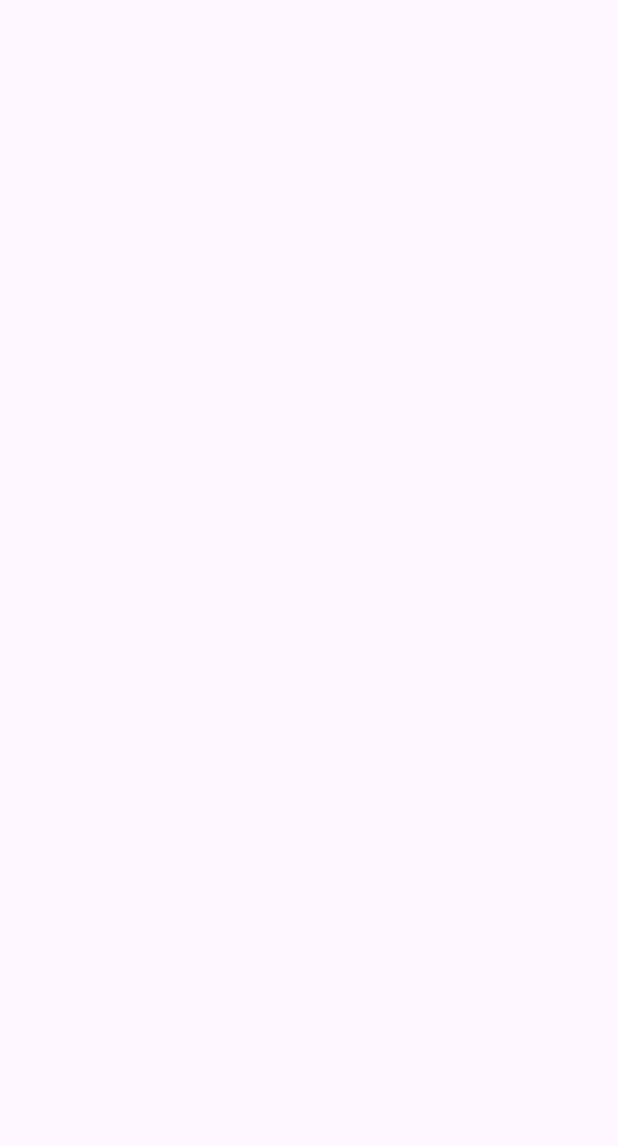
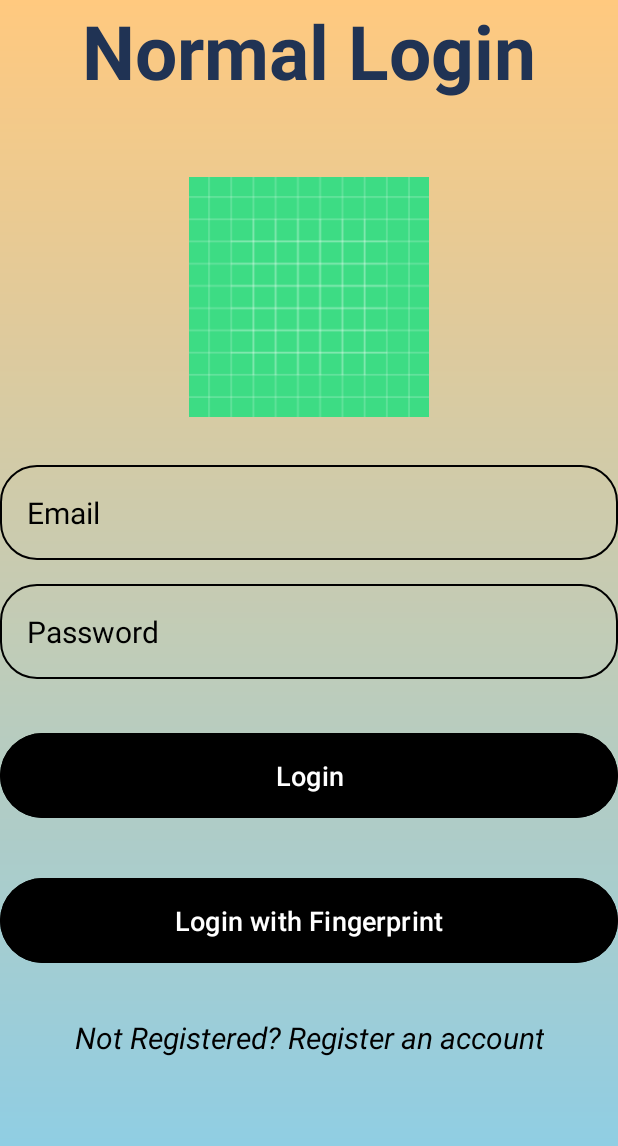
Before and after one commit to tkDev0101/OPSC7312-Semester-2-App-Projects, an Android app: the LoginActivity screen opened directly, with no data from a screen before it, on a phone screen of 412 x 824 dp. Before the commit the part shown is empty. Shown: the top 1146 px of the screen. Run offline under Robolectric (Android 15) with nearby library versions, the phone set to English and light mode, and no system bars.

Commit message:
code update

```diff
--- /dev/null
+++ b/OPSC7312POEPart1Demo/app/src/main/res/drawable/login_background.xml
@@ -0,0 +1,10 @@
+<?xml version="1.0" encoding="utf-8"?>
+<shape xmlns:android="http://schemas.android.com/apk/res/android">
+
+
+    <gradient android:type="linear"
+        android:angle="100"
+        android:endColor="#87CEEB"
+        android:startColor="#ffc97f"/>
+
+</shape>
--- /dev/null
+++ b/OPSC7312POEPart1Demo/app/src/main/res/drawable/rounded_corner.xml
@@ -0,0 +1,12 @@
+<?xml version="1.0" encoding="utf-8"?>
+<shape xmlns:android="http://schemas.android.com/apk/res/android"
+
+    android:shape="rectangle">
+
+    <corners android:radius="24dp"/>
+    <stroke android:width="1dip" android:color="@color/black"/>
+
+
+
+
+</shape>
--- a/OPSC7312POEPart1Demo/app/src/main/res/layout/activity_login.xml
+++ b/OPSC7312POEPart1Demo/app/src/main/res/layout/activity_login.xml
@@ -1,9 +1,109 @@
 <?xml version="1.0" encoding="utf-8"?>
-<androidx.constraintlayout.widget.ConstraintLayout xmlns:android="http://schemas.android.com/apk/res/android"
+<RelativeLayout
+    xmlns:android="http://schemas.android.com/apk/res/android"
     xmlns:app="http://schemas.android.com/apk/res-auto"
     xmlns:tools="http://schemas.android.com/tools"
     android:layout_width="match_parent"
     android:layout_height="match_parent"
+    android:background="@drawable/login_background"
     tools:context=".LoginActivity">
 
-</androidx.constraintlayout.widget.ConstraintLayout>
+    <TextView
+        android:id="@+id/title_tv"
+        android:layout_width="match_parent"
+        android:layout_height="wrap_content"
+        android:gravity="center"
+        android:text="Normal Login"
+        android:textStyle="bold"
+        android:typeface="serif"
+        android:textSize="50sp"
+        android:textColor="#203354"
+        android:fontFamily="tahoma"/>
+
+
+
+    <LinearLayout
+        android:layout_width="match_parent"
+        android:layout_height="match_parent"
+        android:gravity="center"
+        android:orientation="vertical">
+
+        <ImageView
+            android:layout_width="160dp"
+            android:layout_height="160dp"
+            android:src="@drawable/ic_launcher_background" />
+
+        <EditText
+            android:layout_width="match_parent"
+            android:layout_height="wrap_content"
+            android:layout_marginTop="32dp"
+            android:hint="Email"
+            android:textColor="@color/black"
+            android:textColorHint="@color/black"
+            android:textSize="20sp"
+            android:background="@drawable/rounded_corner"
+            android:padding="18dp"
+            android:inputType="text"
+            android:id="@+id/edEmail"/>
+
+        <EditText
+            android:layout_width="match_parent"
+            android:layout_height="wrap_content"
+            android:layout_marginTop="16dp"
+            android:hint="Password"
+            android:textColor="@color/black"
+            android:textColorHint="@color/black"
+            android:textSize="20sp"
+            android:background="@drawable/rounded_corner"
+            android:padding="18dp"
+            android:inputType="textPassword"
+            android:id="@+id/edPassword"/>
+
+        <Button
+            android:layout_width="match_parent"
+            android:layout_height="wrap_content"
+            android:text="Login"
+            android:backgroundTint="@color/black"
+            android:textColor="#FFFFFF"
+            android:padding="16dp"
+            android:layout_marginTop="32dp"
+            android:textSize="18sp"
+            android:id="@+id/btnLogin"/>
+
+
+        <Button
+            android:layout_width="match_parent"
+            android:layout_height="wrap_content"
+            android:text="Login with Fingerprint"
+            android:backgroundTint="@color/black"
+            android:textColor="#FFFFFF"
+            android:padding="16dp"
+            android:layout_marginTop="32dp"
+            android:textSize="18sp"
+            android:id="@+id/fingerprint_login_btn"/>
+
+
+        <TextView
+            android:id="@+id/tvRegisterLink"
+            android:layout_width="wrap_content"
+            android:layout_height="wrap_content"
+            android:text="Not Registered? Register an account"
+            android:textSize="20sp"
+            android:textColor="@color/black"
+            android:layout_marginTop="32dp"
+
+            android:fontFamily="tahoma"
+            android:gravity="center"
+            android:textStyle="italic"
+            android:typeface="serif" />
+
+
+
+
+    </LinearLayout>
+
+
+
+
+
+</RelativeLayout>
```
